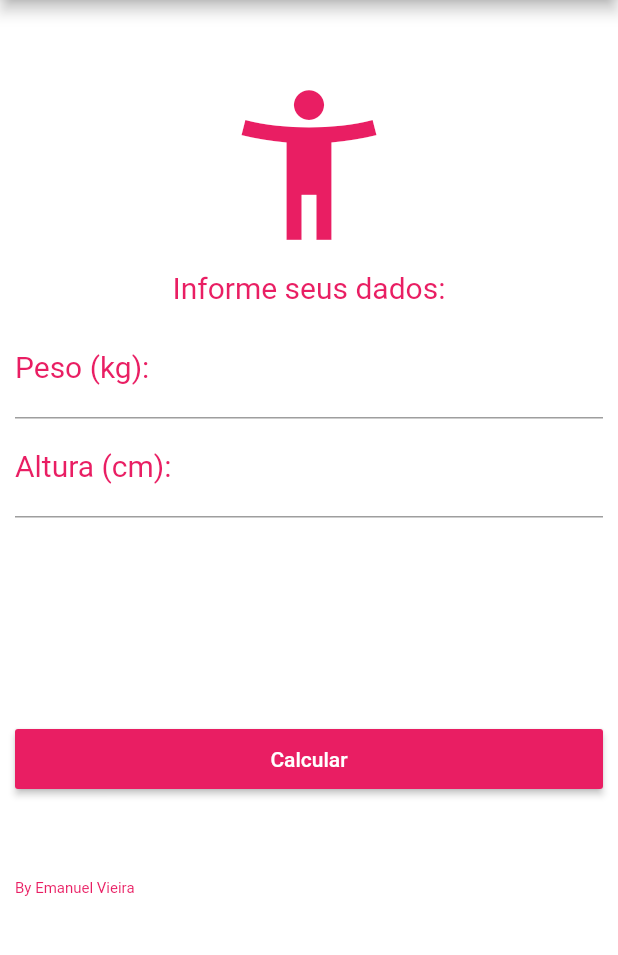
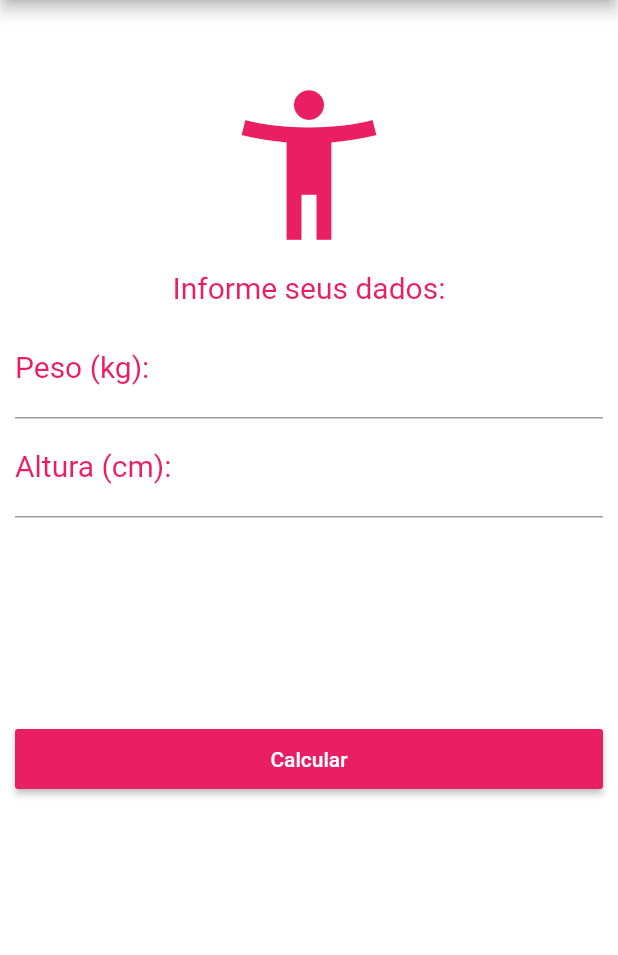
Before and after one commit to em4nuelvt/calculadora_de_imc, a Flutter app: the screen it shows after launch, on a phone screen of 412 x 824 dp, the part 84-1039 px from its top. Run offline on Flutter 3.47's test engine with Material 2 defaults, Android fonts, the phone set to English and light mode, and no system bars.

Commit message:
alteração de cor

```diff
--- a/lib/main.dart
+++ b/lib/main.dart
@@ -211,7 +211,7 @@ class _HomeState extends State<Home> {
                   child: Text(
                     "By Emanuel Vieira",
                     style: TextStyle(
-                      color: Colors.pink,
+                      color: Colors.white,
                       fontSize: 10.0,
                     ),
                   ),
```
